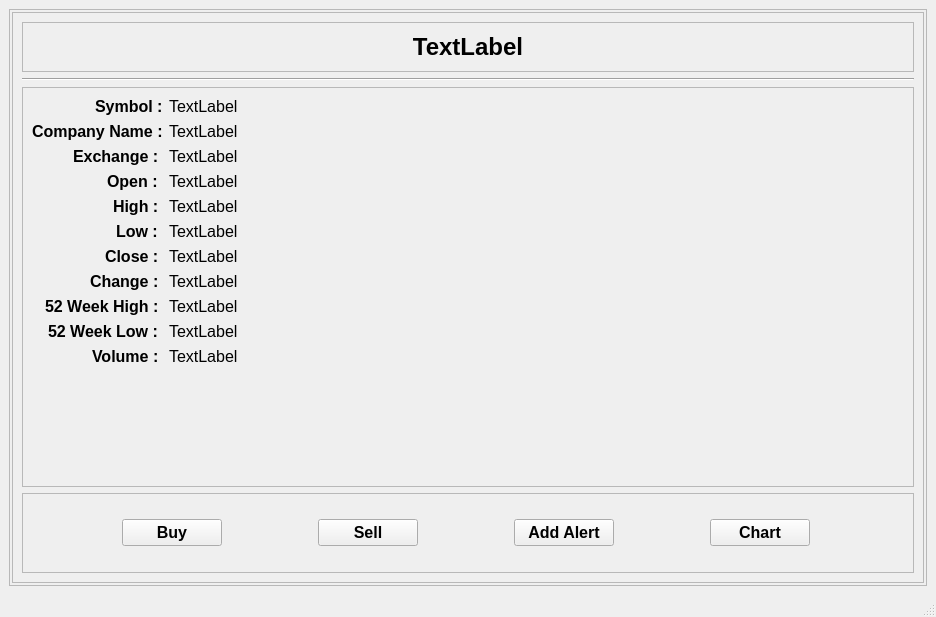
ShubhamMandavkar/TYLiveProjectt-StockAutomationSystem, file UIFiles/stockDetails.ui: the form before one commit.
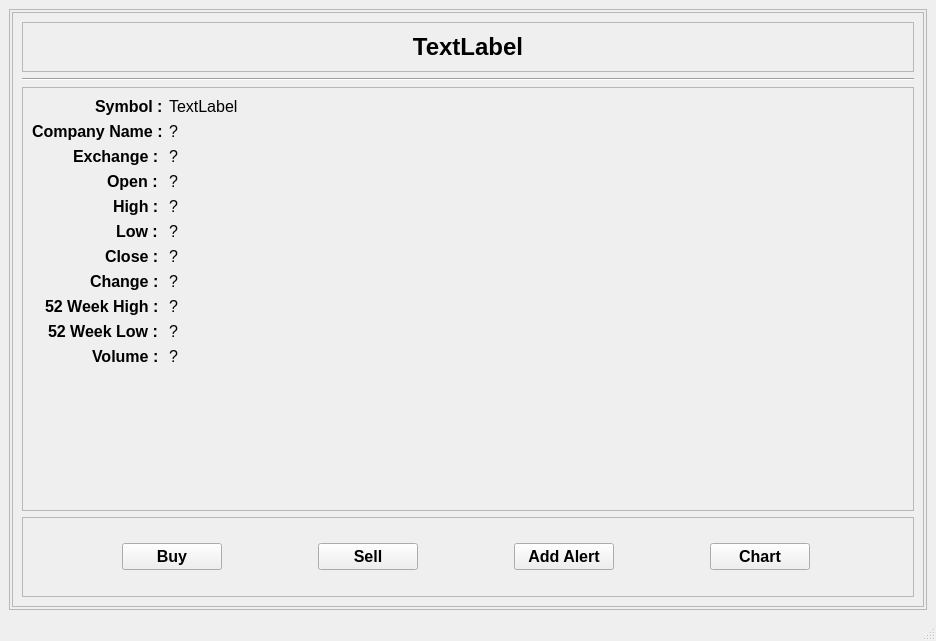
The form after the commit.

Commit message: made some ui changes in stockDetails and fixed bug in alertDlg

What changed in the file:
```diff
--- a/UIFiles/stockDetails.ui
+++ b/UIFiles/stockDetails.ui
@@ -7,7 +7,7 @@
     <x>0</x>
     <y>0</y>
     <width>936</width>
-    <height>617</height>
+    <height>641</height>
    </rect>
   </property>
   <property name="windowTitle">
@@ -160,7 +160,7 @@
                 </font>
                </property>
                <property name="text">
-                <string>TextLabel</string>
+                <string>?</string>
                </property>
               </widget>
              </item>
@@ -185,7 +185,7 @@
                 </font>
                </property>
                <property name="text">
-                <string>TextLabel</string>
+                <string>?</string>
                </property>
               </widget>
              </item>
@@ -210,7 +210,7 @@
                 </font>
                </property>
                <property name="text">
-                <string>TextLabel</string>
+                <string>?</string>
                </property>
               </widget>
              </item>
@@ -235,7 +235,7 @@
                 </font>
                </property>
                <property name="text">
-                <string>TextLabel</string>
+                <string>?</string>
                </property>
               </widget>
              </item>
@@ -260,7 +260,7 @@
                 </font>
                </property>
                <property name="text">
-                <string>TextLabel</string>
+                <string>?</string>
                </property>
               </widget>
              </item>
@@ -288,7 +288,7 @@
                 </font>
                </property>
                <property name="text">
-                <string>TextLabel</string>
+                <string>?</string>
                </property>
               </widget>
              </item>
@@ -313,7 +313,7 @@
                 </font>
                </property>
                <property name="text">
-                <string>TextLabel</string>
+                <string>?</string>
                </property>
               </widget>
              </item>
@@ -338,7 +338,7 @@
                 </font>
                </property>
                <property name="text">
-                <string>TextLabel</string>
+                <string>?</string>
                </property>
               </widget>
              </item>
@@ -363,7 +363,7 @@
                 </font>
                </property>
                <property name="text">
-                <string>TextLabel</string>
+                <string>?</string>
                </property>
               </widget>
              </item>
@@ -391,7 +391,7 @@
                 </font>
                </property>
                <property name="text">
-                <string>TextLabel</string>
+                <string>?</string>
                </property>
               </widget>
              </item>
```
The commit also changes 1 other file.
